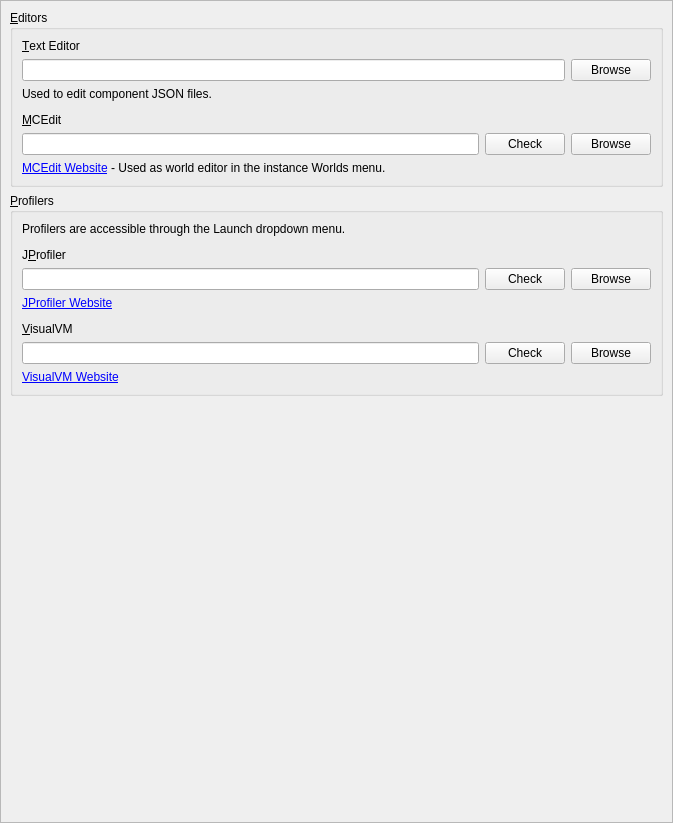
Old version of the form launcher/ui/pages/global/ExternalToolsPage.ui in the repository FreesmTeam/FreesmLauncher.
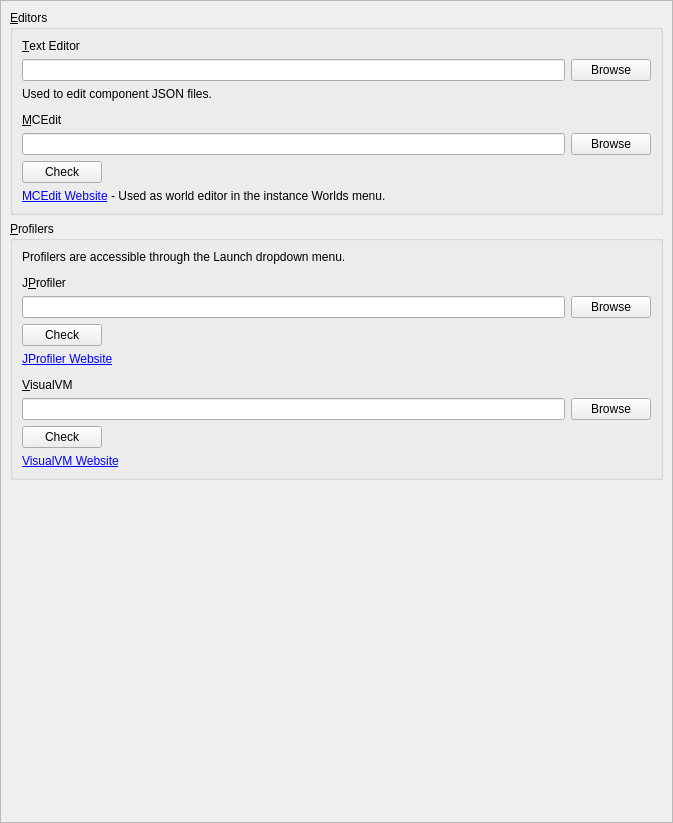
New version of the form.

```diff
--- a/launcher/ui/pages/global/ExternalToolsPage.ui
+++ b/launcher/ui/pages/global/ExternalToolsPage.ui
@@ -106,13 +106,6 @@
             <item>
              <widget class="QLineEdit" name="mceditPathEdit"/>
             </item>
-            <item>
-             <widget class="QPushButton" name="mceditCheckBtn">
-              <property name="text">
-               <string>Check</string>
-              </property>
-             </widget>
-            </item>
             <item>
              <widget class="QPushButton" name="mceditPathBtn">
               <property name="text">
@@ -122,6 +115,19 @@
             </item>
            </layout>
           </item>
+          <item>
+           <widget class="QPushButton" name="mceditCheckBtn">
+            <property name="sizePolicy">
+             <sizepolicy hsizetype="Maximum" vsizetype="Fixed">
+              <horstretch>0</horstretch>
+              <verstretch>0</verstretch>
+             </sizepolicy>
+            </property>
+            <property name="text">
+             <string>Check</string>
+            </property>
+           </widget>
+          </item>
           <item>
            <widget class="QLabel" name="mceditLink">
             <property name="text">
@@ -179,13 +185,6 @@
             <item>
              <widget class="QLineEdit" name="jprofilerPathEdit"/>
             </item>
-            <item>
-             <widget class="QPushButton" name="jprofilerCheckBtn">
-              <property name="text">
-               <string>Check</string>
-              </property>
-             </widget>
-            </item>
             <item>
              <widget class="QPushButton" name="jprofilerPathBtn">
               <property name="text">
@@ -195,6 +194,19 @@
             </item>
            </layout>
           </item>
+          <item>
+           <widget class="QPushButton" name="jprofilerCheckBtn">
+            <property name="sizePolicy">
+             <sizepolicy hsizetype="Maximum" vsizetype="Fixed">
+              <horstretch>0</horstretch>
+              <verstretch>0</verstretch>
+             </sizepolicy>
+            </property>
+            <property name="text">
+             <string>Check</string>
+            </property>
+           </widget>
+          </item>
           <item>
            <widget class="QLabel" name="jprofilerLink">
             <property name="text">
@@ -233,13 +245,6 @@
             <item>
              <widget class="QLineEdit" name="jvisualvmPathEdit"/>
             </item>
-            <item>
-             <widget class="QPushButton" name="jvisualvmCheckBtn">
-              <property name="text">
-               <string>Check</string>
-              </property>
-             </widget>
-            </item>
             <item>
              <widget class="QPushButton" name="jvisualvmPathBtn">
               <property name="text">
@@ -249,6 +254,19 @@
             </item>
            </layout>
           </item>
+          <item>
+           <widget class="QPushButton" name="jvisualvmCheckBtn">
+            <property name="sizePolicy">
+             <sizepolicy hsizetype="Maximum" vsizetype="Fixed">
+              <horstretch>0</horstretch>
+              <verstretch>0</verstretch>
+             </sizepolicy>
+            </property>
+            <property name="text">
+             <string>Check</string>
+            </property>
+           </widget>
+          </item>
           <item>
            <widget class="QLabel" name="jvisualvmLink">
             <property name="text">
```
